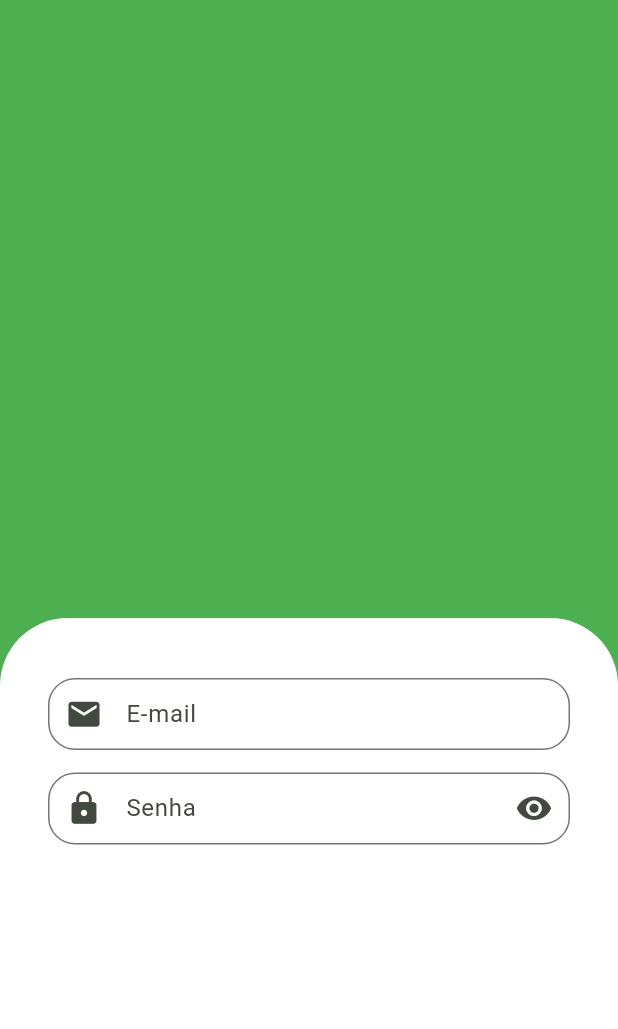
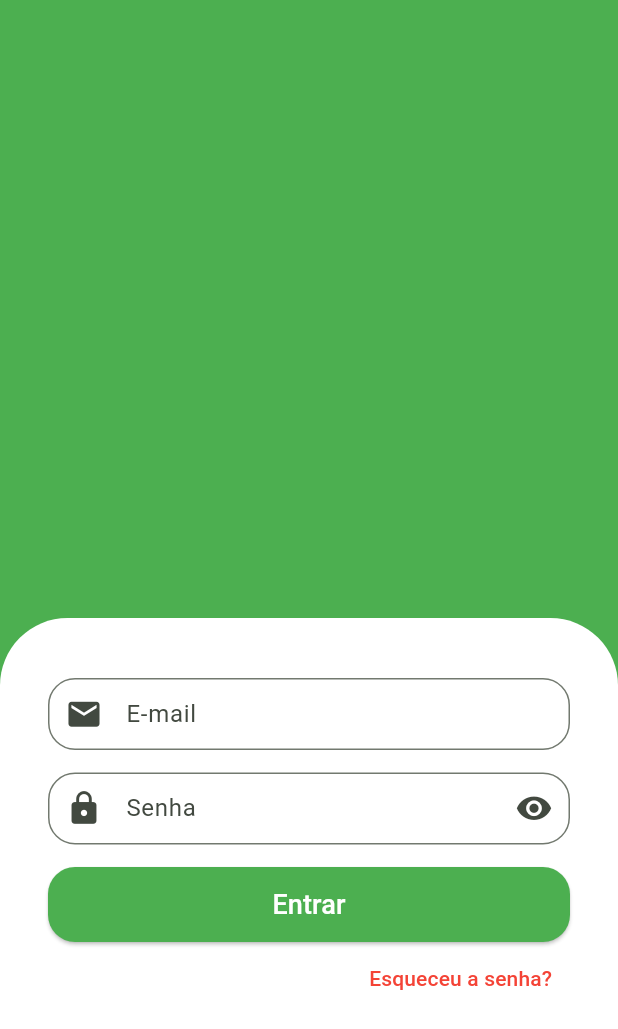
Before and after one commit to CaioReis29/greenGroocer, a Flutter app: the screen it shows after launch, on a phone screen of 412 x 824 dp. Shown: the top 1029 px of the screen. Run offline on Flutter 3.47's test engine with Material 2 defaults, Android fonts, the phone set to English and light mode, and no system bars.

Commit message:
feat: login button created

```diff
--- a/lib/src/auth/sign_in_screen.dart
+++ b/lib/src/auth/sign_in_screen.dart
@@ -6,7 +6,6 @@ class SignInScreen extends StatelessWidget {
 
   @override
   Widget build(BuildContext context) {
-
     return Scaffold(
       backgroundColor: Colors.green,
       body: Column(
@@ -24,20 +23,53 @@ class SignInScreen extends StatelessWidget {
                   top: Radius.circular(45),
                 ),
               ),
-              child: const Padding(
-                padding: EdgeInsets.symmetric(horizontal: 32, vertical: 40),
+              child: Padding(
+                padding:
+                    const EdgeInsets.symmetric(horizontal: 32, vertical: 40),
                 child: Column(
+                  crossAxisAlignment: CrossAxisAlignment.stretch,
                   children: [
-                    CustomTextField(
+                    const CustomTextField(
                       prefix: Icons.email,
                       label: 'E-mail',
                       isSecret: false,
                     ),
-                    CustomTextField(
+                    const CustomTextField(
                       prefix: Icons.lock,
                       label: 'Senha',
                       sufix: Icons.visibility,
                       isSecret: true,
+                    ),
+                    SizedBox(
+                      height: 50,
+                      child: ElevatedButton(
+                        style: ElevatedButton.styleFrom(
+                          backgroundColor: Colors.green,
+                          shape: RoundedRectangleBorder(
+                            borderRadius: BorderRadius.circular(18),
+                          ),
+                        ),
+                        onPressed: () {},
+                        child: const Text(
+                          'Entrar',
+                          style: TextStyle(
+                            fontSize: 18,
+                            color: Colors.white,
+                          ),
+                        ),
+                      ),
+                    ),
+                    Align(
+                      alignment: Alignment.centerRight,
+                      child: TextButton(
+                        onPressed: () {},
+                        child: const Text(
+                          "Esqueceu a senha?",
+                          style: TextStyle(
+                            color: Colors.red,
+                          ),
+                        ),
+                      ),
                     ),
                   ],
                 ),
```
